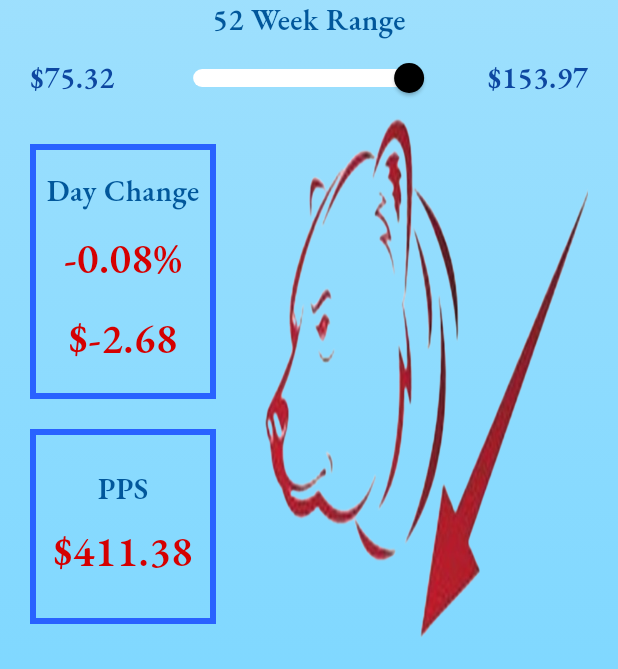
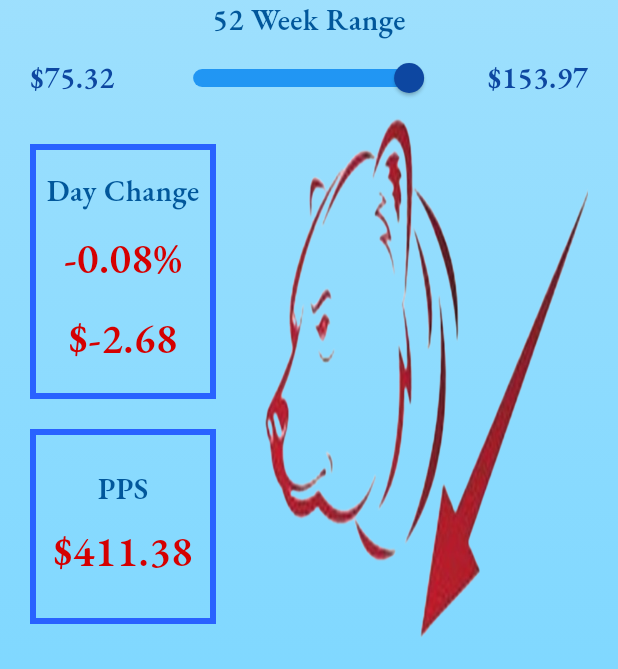
Before and after one commit to JoshMJohnson/Stock_Alert, a Flutter app: the screen it shows after launch, after a tap on the "sort" icon, after a tap on "MSFTF", on a phone screen of 412 x 824 dp, the part 567-1236 px from its top. Run offline on Flutter 3.47's test engine with Material 3 defaults, Android fonts, the phone set to English and light mode, and no system bars; our stand-ins replace shared_preferences.

Commit message:
Update theme.dart

```diff
--- a/lib/theme.dart
+++ b/lib/theme.dart
@@ -34,12 +34,12 @@ ThemeData lightMode = ThemeData(
     ),
   ),
   sliderTheme: const SliderThemeData(
-    thumbColor: Color(0xFF1A237E),
-    activeTrackColor: Color(0xFF0D47A1),
+    thumbColor: Color(0xFF0D47A1),
+    activeTrackColor: Color(0xFF2196F3),
     inactiveTrackColor: Colors.black,
-    disabledThumbColor: Colors.black,
-    disabledActiveTrackColor: Colors.white,
-    disabledInactiveTrackColor: Color(0xFF424242),
+    disabledThumbColor: Color(0xFF0D47A1),
+    disabledActiveTrackColor: Color(0xFF2196F3),
+    disabledInactiveTrackColor: Color(0xFF2196F3),
   ),
   dropdownMenuTheme: const DropdownMenuThemeData(
     inputDecorationTheme: InputDecorationTheme(
```
